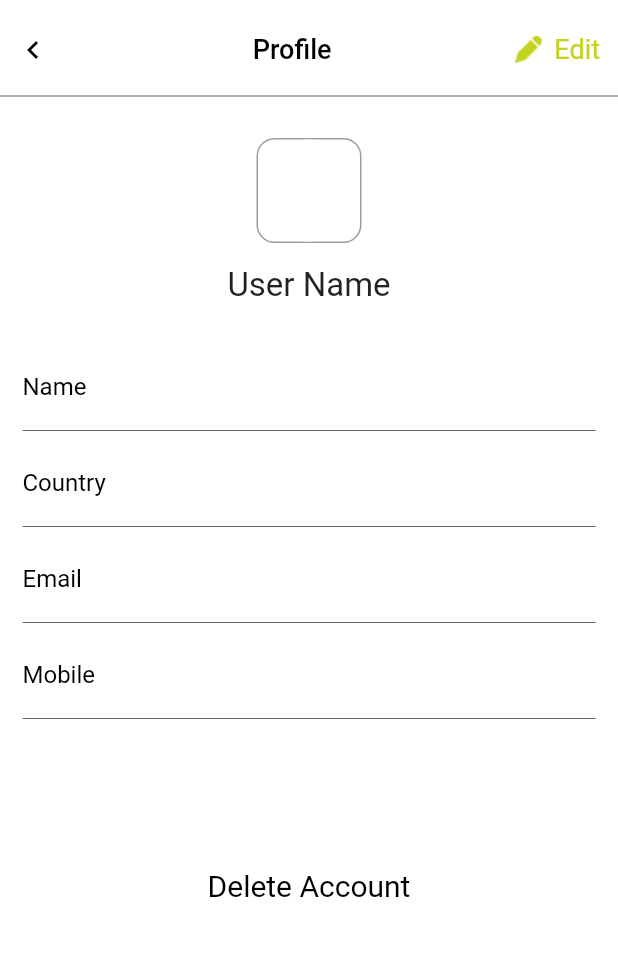
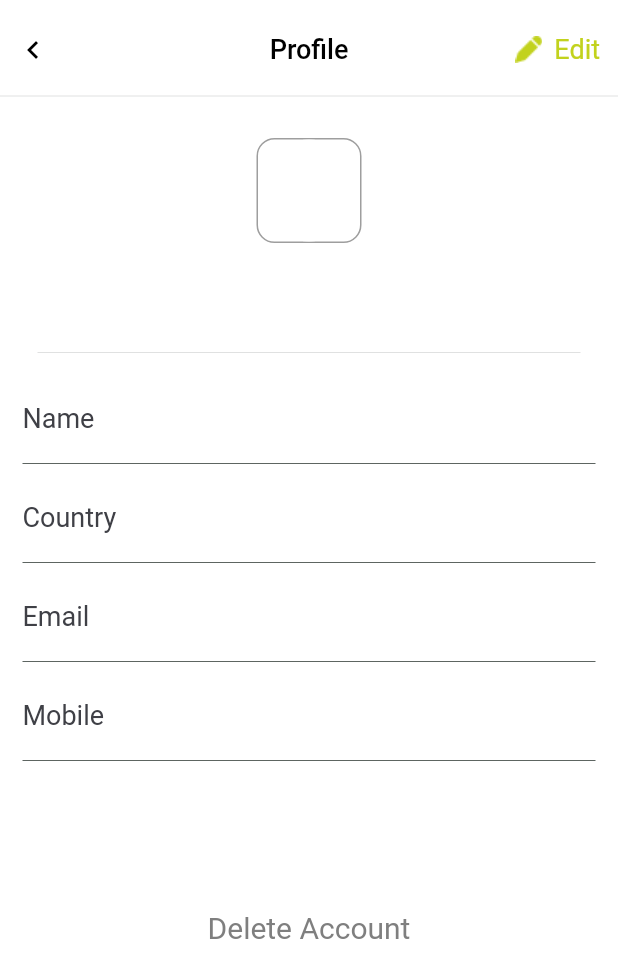
Before and after one commit to iplexdev/Unnitel, a Flutter app: the Profile screen opened directly with empty values, on a phone screen of 412 x 824 dp. Shown: the top 978 px of the screen. Run offline on Flutter 3.47's test engine with Material 2 defaults, Android fonts, the phone set to English and light mode, and no system bars; our stand-ins replace country_code_picker, email_validator, fluttertoast, font_awesome_flutter, hexcolor, image_picker and 2 more; missing offline and left inert: fdottedline, flutter_statusbarcolor, flutter_verification_code; accounts and stored records are empty.

Commit message:
changes in fontSize and resizing issues

```diff
--- a/lib/src/Components/DrawerWidget/drawerScreen.dart
+++ b/lib/src/Components/DrawerWidget/drawerScreen.dart
@@ -36,7 +36,8 @@ class _DrawerScreenState extends State<DrawerScreen> {
                   SizedBox(
                       height: 10,
                   ),
-                  Text('userName', style:TextStyle(fontSize:22,color:Colors.white,fontWeight: FontWeight.bold)),
+                  Text(widget.accountData['accountData']['name']
+                    , style:TextStyle(fontSize:22,color:Colors.white,fontWeight: FontWeight.bold)),
                   SizedBox(
                 height: 10,
               ),
@@ -45,7 +46,7 @@ class _DrawerScreenState extends State<DrawerScreen> {
                   Navigator.push(context,
                   MaterialPageRoute(builder: (context) => Profile(data: 'home', accountData: widget.accountData,)));
                 },
-                child: Text('View Profile',style: TextStyle(fontSize: 14, color: Colors.white),),
+                child: Text('View Profile',style: TextStyle(fontSize: 14, color: Hexcolor("#888485")),),
               )
                 ],
               ),
--- a/lib/src/Components/Packages/packagesList.dart
+++ b/lib/src/Components/Packages/packagesList.dart
@@ -47,6 +47,7 @@ class _PackagesListState extends State<PackagesList> {
           appBar: AppBar(
             elevation: 0.0,
             leading: _backArrowWidget(),
+            centerTitle: true,
             title: Text(
               'Packages',
               style: TextStyle(fontSize: 20, color: Colors.black),
--- a/lib/src/Components/UserProfile/profile.dart
+++ b/lib/src/Components/UserProfile/profile.dart
@@ -63,7 +63,7 @@ class _ProfileState extends State<Profile> {
         margin: EdgeInsets.symmetric(horizontal: 100),
         child: Text(
           'Delete Account',
-          style: TextStyle(fontSize: 20, color: Colors.black),
+          style: TextStyle(fontSize: 20, color: Hexcolor("#7F7F7F")),
         ),
       ),
     );
@@ -77,6 +77,7 @@ class _ProfileState extends State<Profile> {
           appBar: AppBar(
             elevation: 0.0,
             leading: _backArrowWidget(),
+            centerTitle: true,
             title: Padding(
               padding: const EdgeInsets.only(left: 0, top: 10),
               child: Center(
@@ -115,8 +116,10 @@ class _ProfileState extends State<Profile> {
               children: [
                 Column(
                   children: [
+
                     new Divider(
-                      color: Hexcolor('#5D6561'),
+
+                      color: Hexcolor('#E0E1E1'),
                     ),
                     Column(
                       children: [
@@ -137,18 +140,18 @@ class _ProfileState extends State<Profile> {
                         ),
                         SizedBox(height: 15),
                         Text(
-                          'User Name',
+                         widget.accountData['accountData']['name'],
                           style: TextStyle(
-                              fontSize: 22, fontWeight: FontWeight.normal),
+                              fontSize: 26, fontWeight: FontWeight.normal),
                         ),
                         SizedBox(
                           height: 20,
                         ),
-                        // Divider(
-                        //   indent: 25,
-                        //   endIndent: 25,
-                        //   color: Hexcolor('#5D6561'),
-                        // )
+                        Divider(
+                          indent: 25,
+                          endIndent: 25,
+                          color: Hexcolor('#E0E1E1'),
+                        )
                       ],
                     ),
                     // Column()
@@ -166,17 +169,18 @@ class _ProfileState extends State<Profile> {
                                     Text(
                                       'Name',
                                       style: TextStyle(
-                                          fontSize: 16,
+                                          fontSize: 18,
                                           fontWeight: FontWeight.normal,
-                                          color: Colors.black),
+                                          color: Hexcolor("#3F4046")),
                                     ),
                                     Column(
                                       mainAxisAlignment:
                                           MainAxisAlignment.start,
                                       children: [
-                                        Text(widget.accountData['accountData']['name'],
+                                        Text(
+                                          widget.accountData['accountData']['name'],
                                             style: TextStyle(
-                                                fontSize: 14,
+                                                fontSize: 16,
                                                 color: Hexcolor('#9D9D9C'))),
                                       ],
                                     ),
@@ -203,9 +207,9 @@ class _ProfileState extends State<Profile> {
                                     Text(
                                       'Country',
                                       style: TextStyle(
-                                          fontSize: 16,
+                                          fontSize: 18,
                                           fontWeight: FontWeight.normal,
-                                          color: Colors.black),
+                                          color: Hexcolor("#3F4046")),
                                     ),
                                     Column(
                                       mainAxisAlignment:
@@ -213,7 +217,7 @@ class _ProfileState extends State<Profile> {
                                       children: [
                                         Text(widget.accountData['accountData']['country'],
                                             style: TextStyle(
-                                                fontSize: 14,
+                                                fontSize: 16,
                                                 color: Hexcolor('#9D9D9C'))),
                                       ],
                                     ),
@@ -241,9 +245,9 @@ class _ProfileState extends State<Profile> {
                                     Text(
                                       'Email',
                                       style: TextStyle(
-                                          fontSize: 16,
+                                          fontSize: 18,
                                           fontWeight: FontWeight.normal,
-                                          color: Colors.black),
+                                          color: Hexcolor("#3F4046")),
                                     ),
                                     Column(
                                       mainAxisAlignment:
@@ -251,7 +255,7 @@ class _ProfileState extends State<Profile> {
                                       children: [
                                         Text(widget.accountData['accountData']['email'],
                                             style: TextStyle(
-                                                fontSize: 14,
+                                                fontSize: 16,
                                                 color: Hexcolor('#9D9D9C'))),
                                       ],
                                     ),
@@ -279,9 +283,9 @@ class _ProfileState extends State<Profile> {
                                     Text(
                                       'Mobile',
                                       style: TextStyle(
-                                          fontSize: 16,
+                                          fontSize: 18,
                                           fontWeight: FontWeight.normal,
-                                          color: Colors.black),
+                                           color: Hexcolor("#3F4046")),
                                     ),
                                     Column(
                                       mainAxisAlignment:
@@ -289,7 +293,7 @@ class _ProfileState extends State<Profile> {
                                       children: [
                                         Text(widget.accountData['accountData']['mobile'],
                                             style: TextStyle(
-                                                fontSize: 14,
+                                                fontSize: 16,
                                                 color: Hexcolor('#9D9D9C'))),
                                       ],
                                     ),
--- a/pubspec.yaml
+++ b/pubspec.yaml
@@ -101,6 +101,7 @@ flutter:
      - assets/images/wifi_connected.png
      - assets/images/wifi_notConnected.png
      - assets/images/default-flag-icon.png
+     - assets/images/battery-icon.png
 
 
 
```
Also changed, not shown: lib/src/Components/Auth/PasswordVerification/changePassword.dart (+4 -3 lines), lib/src/Components/DataPackages/PaymentMethod/payment.dart (+97 -97 lines), lib/src/Components/DataPackages/Top-up-Widget/topUpWidget.dart (+4 -4 lines), lib/src/Components/Settings/Manage Devices/manageDevice.dart (+20 -7 lines), lib/src/Components/Settings/Notification/notificationsScreen.dart (+11 -4 lines), lib/src/Components/Settings/setting.dart (+16 -5 lines), lib/src/Components/UserProfile/editProfile.dart (+23 -9 lines), lib/src/Components/homeScreen.dart (+62 -53 lines), assets/images/battery-icon.png (added), 1 other file.
